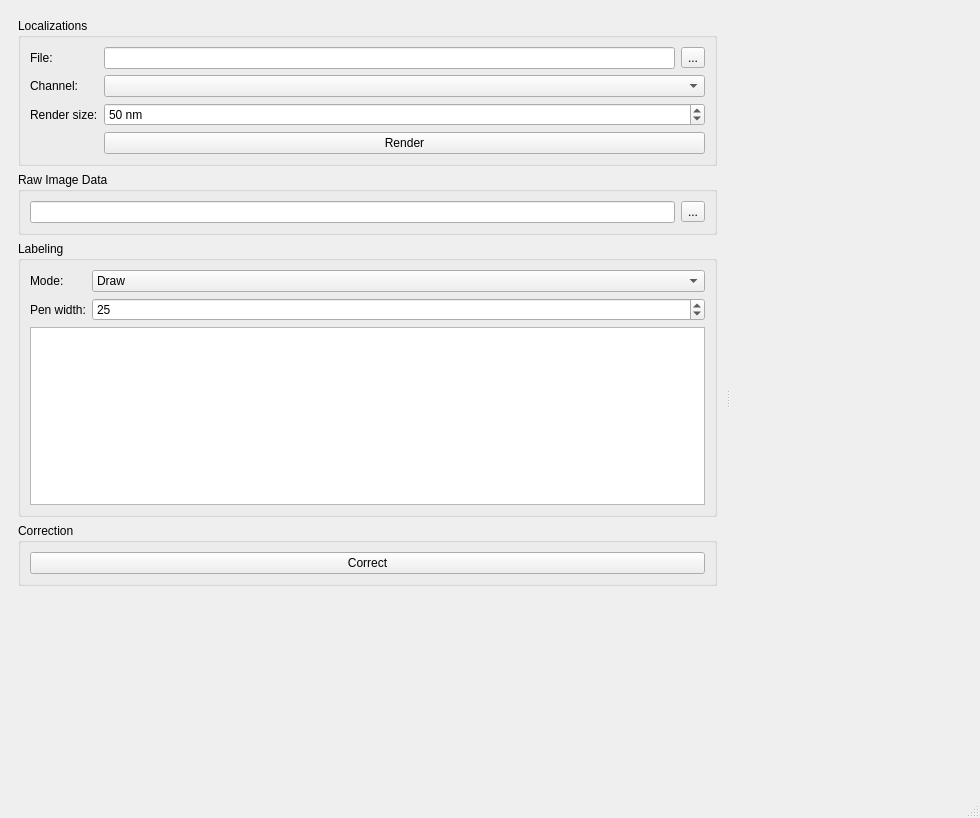
Above: BleedThroughCorrection/MainWindow.ui from CURTLab/NanoMito3D-Platform before the change. Below: the same form after it.
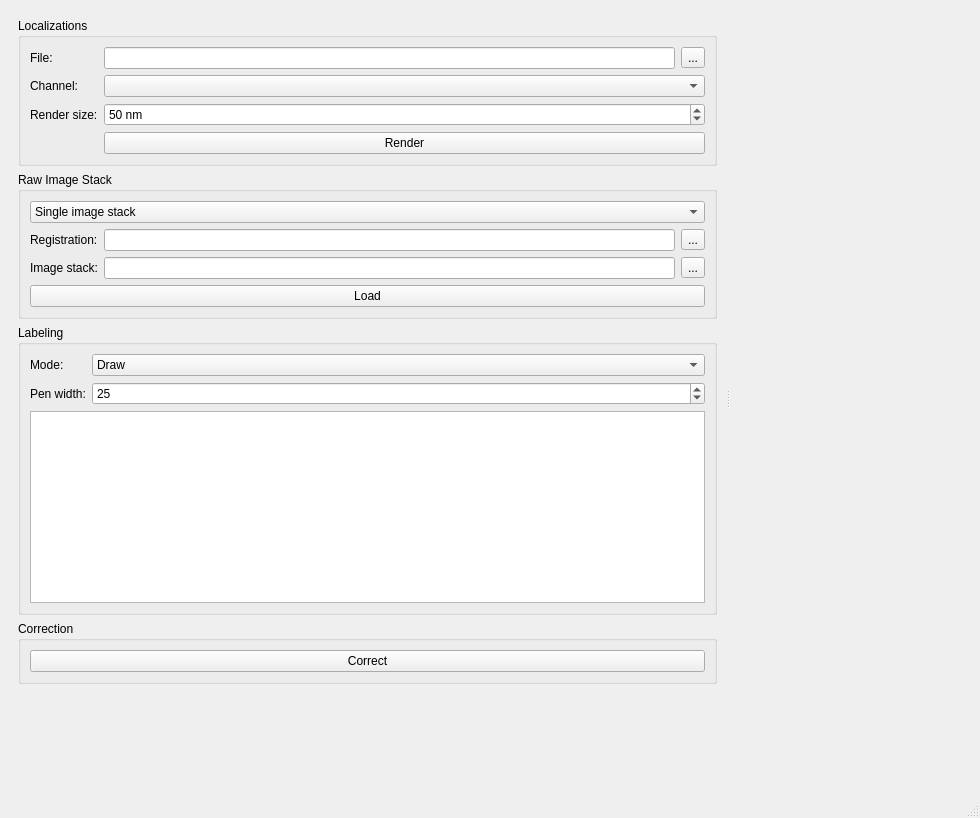
That is the form after the change. Icons and pictures are not drawn. Custom widgets are drawn as their Qt base class.

Commit message: Added loading raw image stacks

```diff
--- a/BleedThroughCorrection/MainWindow.ui
+++ b/BleedThroughCorrection/MainWindow.ui
@@ -104,20 +104,166 @@
         <item>
          <widget class="QGroupBox" name="groupBox_3">
           <property name="title">
-           <string>Raw Image Data</string>
+           <string>Raw Image Stack</string>
           </property>
-          <layout class="QHBoxLayout" name="horizontalLayout">
+          <layout class="QVBoxLayout" name="verticalLayout_4">
            <item>
-            <widget class="QLineEdit" name="editImage">
-             <property name="readOnly">
-              <bool>true</bool>
+            <widget class="QComboBox" name="comboImageStack">
+             <item>
+              <property name="text">
+               <string>Single image stack</string>
+              </property>
+             </item>
+             <item>
+              <property name="text">
+               <string>Two image stacks</string>
+              </property>
+             </item>
+            </widget>
+           </item>
+           <item>
+            <widget class="QStackedWidget" name="stackedWidget">
+             <property name="currentIndex">
+              <number>0</number>
              </property>
+             <widget class="QWidget" name="page">
+              <layout class="QFormLayout" name="formLayout">
+               <property name="leftMargin">
+                <number>0</number>
+               </property>
+               <property name="topMargin">
+                <number>0</number>
+               </property>
+               <property name="rightMargin">
+                <number>0</number>
+               </property>
+               <property name="bottomMargin">
+                <number>0</number>
+               </property>
+               <item row="0" column="0">
+                <widget class="QLabel" name="label_6">
+                 <property name="text">
+                  <string>Registration:</string>
+                 </property>
+                </widget>
+               </item>
+               <item row="0" column="1">
+                <layout class="QHBoxLayout" name="horizontalLayout_3">
+                 <item>
+                  <widget class="QLineEdit" name="editRegistrationPath">
+                   <property name="readOnly">
+                    <bool>true</bool>
+                   </property>
+                  </widget>
+                 </item>
+                 <item>
+                  <widget class="QToolButton" name="buttonOpenRegistration">
+                   <property name="text">
+                    <string>...</string>
+                   </property>
+                  </widget>
+                 </item>
+                </layout>
+               </item>
+               <item row="1" column="0">
+                <widget class="QLabel" name="label_4">
+                 <property name="text">
+                  <string>Image stack:</string>
+                 </property>
+                </widget>
+               </item>
+               <item row="1" column="1">
+                <layout class="QHBoxLayout" name="horizontalLayout">
+                 <item>
+                  <widget class="QLineEdit" name="editSingleImagePath">
+                   <property name="readOnly">
+                    <bool>true</bool>
+                   </property>
+                  </widget>
+                 </item>
+                 <item>
+                  <widget class="QToolButton" name="buttonOpenSingleImage">
+                   <property name="text">
+                    <string>...</string>
+                   </property>
+                  </widget>
+                 </item>
+                </layout>
+               </item>
+              </layout>
+             </widget>
+             <widget class="QWidget" name="page_2">
+              <layout class="QFormLayout" name="formLayout_4">
+               <property name="leftMargin">
+                <number>0</number>
+               </property>
+               <property name="topMargin">
+                <number>0</number>
+               </property>
+               <property name="rightMargin">
+                <number>0</number>
+               </property>
+               <property name="bottomMargin">
+                <number>0</number>
+               </property>
+               <item row="0" column="0">
+                <widget class="QLabel" name="label_7">
+                 <property name="text">
+                  <string>Channel 1:</string>
+                 </property>
+                </widget>
+               </item>
+               <item row="0" column="1">
+                <layout class="QHBoxLayout" name="horizontalLayout_4">
+                 <item>
+                  <widget class="QLineEdit" name="editImagePathCh1">
+                   <property name="readOnly">
+                    <bool>true</bool>
+                   </property>
+                  </widget>
+                 </item>
+                 <item>
+                  <widget class="QToolButton" name="buttonOpenImageCh1">
+                   <property name="text">
+                    <string>...</string>
+                   </property>
+                  </widget>
+                 </item>
+                </layout>
+               </item>
+               <item row="1" column="0">
+                <widget class="QLabel" name="label_9">
+                 <property name="text">
+                  <string>Channel 2:</string>
+                 </property>
+                </widget>
+               </item>
+               <item row="1" column="1">
+                <layout class="QHBoxLayout" name="horizontalLayout_5">
+                 <item>
+                  <widget class="QLineEdit" name="editImagePathCh2">
+                   <property name="readOnly">
+                    <bool>true</bool>
+                   </property>
+                  </widget>
+                 </item>
+                 <item>
+                  <widget class="QToolButton" name="buttonOpenImageCh2">
+                   <property name="text">
+                    <string>...</string>
+                   </property>
+                  </widget>
+                 </item>
+                </layout>
+               </item>
+              </layout>
+             </widget>
             </widget>
            </item>
            <item>
-            <widget class="QToolButton" name="buttonOpenImage">
+            <widget class="QPushButton" name="buttonLoadStacks">
              <property name="text">
-              <string>...</string>
+              <string>Load</string>
              </property>
             </widget>
            </item>
@@ -215,7 +361,7 @@
           <property name="sizeHint" stdset="0">
            <size>
             <width>20</width>
-            <height>205</height>
+            <height>40</height>
            </size>
           </property>
          </spacer>
```
The commit also changes 5 other files.
